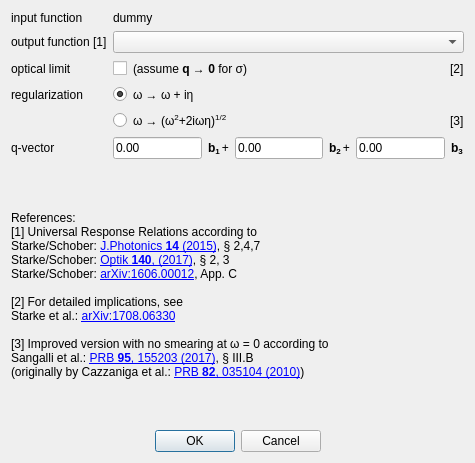
This is elkoa/gui/Convert.ui in PandaScience/ElkOpticsAnalyzer as Qt 5 draws it before an edit. The edited form follows.
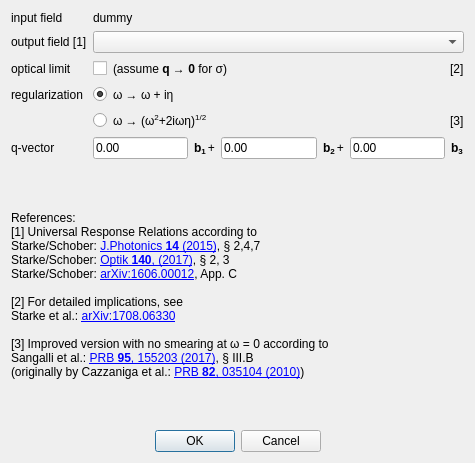
This is the edited form.

Commit message:
Improve converter module and GUI interface
- Enable improved regularization option
- Configure numpy to raise proper exceptions instead of just printing text to
  screen during conversions
- Add check variable for a particular converter if improved reg. can be used
  without raising exceptions because of division by zero or other invalid math
  operations
- Fix wrong assignments in init method which resulted in skipping many validity
  checks when passing options via constructor instead of using setters directly
- Improve converter dictionary
- Cleanup/Refactor ui file

Patch:
```diff
--- a/elkoa/gui/Convert.ui
+++ b/elkoa/gui/Convert.ui
@@ -55,7 +55,7 @@
      <item row="0" column="0">
       <widget class="QLabel" name="label">
        <property name="text">
-        <string>input function</string>
+        <string>input field</string>
        </property>
       </widget>
      </item>
@@ -69,7 +69,7 @@
      <item row="1" column="0">
       <widget class="QLabel" name="label_2">
        <property name="text">
-        <string>&lt;html&gt;&lt;head/&gt;&lt;body&gt;&lt;p&gt;output function &lt;span style=&quot; font-size:9pt;&quot;&gt;[1]&lt;/span&gt;&lt;/p&gt;&lt;/body&gt;&lt;/html&gt;</string>
+        <string>&lt;html&gt;&lt;head/&gt;&lt;body&gt;&lt;p&gt;output field &lt;span style=&quot; font-size:9pt;&quot;&gt;[1]&lt;/span&gt;&lt;/p&gt;&lt;/body&gt;&lt;/html&gt;</string>
        </property>
       </widget>
      </item>
```
Left out of the diff: 30 changed lines with no effect on the pictures. The commit also changes 5 other files.
